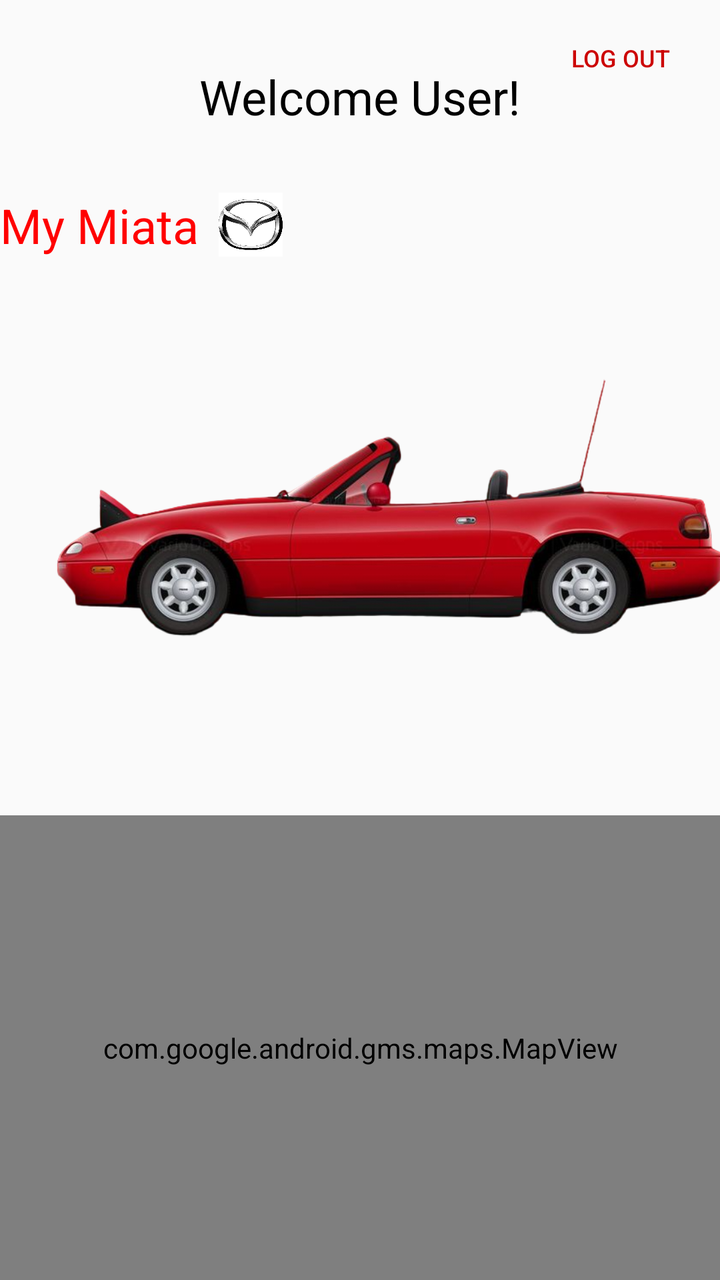
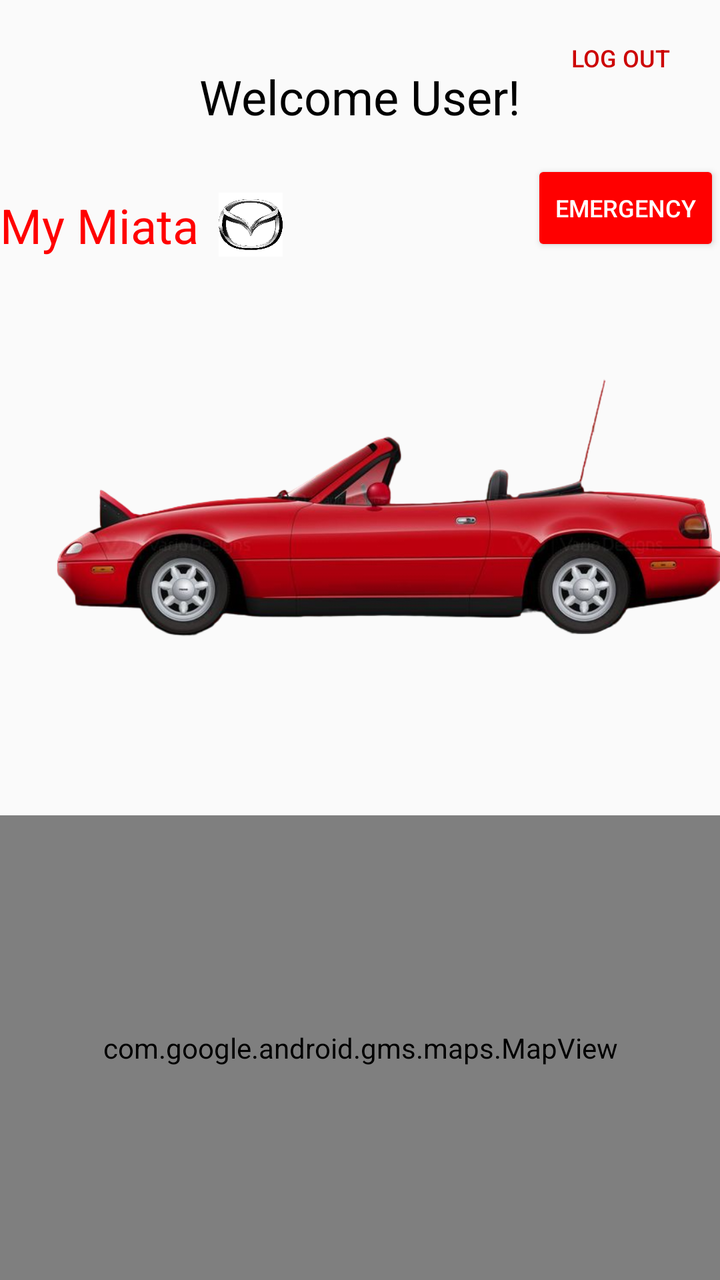

Compare the two renders of this Android layout. The source of the first and the diff that turns it into the second are given below.
<!-- AndroidManifest.xml: activity theme Theme.AppCompat.Light.NoActionBar -->
<!-- res/layout/activity_main.xml -->
<?xml version="1.0" encoding="utf-8"?>
<androidx.constraintlayout.widget.ConstraintLayout xmlns:android="http://schemas.android.com/apk/res/android"
    xmlns:app="http://schemas.android.com/apk/res-auto"
    xmlns:tools="http://schemas.android.com/tools"
    android:layout_width="match_parent"
    android:layout_height="match_parent"
    tools:context=".MainActivity">

    
    <TextView
        android:id="@+id/welcomeTextView"
        android:textColor="@android:color/black"
        android:layout_width="wrap_content"
        android:layout_height="wrap_content"
        android:text="@string/welcome_user"
        app:layout_constraintTop_toTopOf="parent"
        app:layout_constraintStart_toStartOf="parent"
        app:layout_constraintEnd_toEndOf="parent"
        android:textSize="24sp"
        android:layout_marginTop="32dp"/>

    

    <TextView
        android:id="@+id/carModelTextView"
        android:layout_width="wrap_content"
        android:layout_height="wrap_content"
        android:layout_marginTop="32dp"
        android:layout_marginEnd="312dp"
        android:text="@string/my_miata"
        android:textColor="#FF0000"
        android:textSize="24sp"
        app:layout_constraintEnd_toEndOf="parent"
        app:layout_constraintHorizontal_bias="0.0"
        app:layout_constraintStart_toStartOf="parent"
        app:layout_constraintTop_toBottomOf="@id/welcomeTextView"
        tools:ignore="VisualLintOverlap" />

    <ImageView
        android:id="@+id/carLogoImageView"
        android:layout_width="52dp"
        android:layout_height="32dp"
        android:layout_marginTop="32dp"
        android:contentDescription="@string/car_image_description"
        android:src="@drawable/mazda_logo"
        app:layout_constraintBottom_toTopOf="@+id/carImageView"
        app:layout_constraintEnd_toEndOf="parent"
        app:layout_constraintHorizontal_bias="0.0"
        app:layout_constraintStart_toEndOf="@+id/carModelTextView"
        app:layout_constraintTop_toBottomOf="@+id/welcomeTextView"
        app:layout_constraintVertical_bias="0.0"
        tools:ignore="VisualLintBounds" />

    <ImageView
        android:id="@+id/carImageView"
        android:layout_width="411dp"
        android:layout_height="259dp"
        android:layout_marginTop="4dp"
        android:contentDescription="@string/car_side_view_description"
        android:src="@drawable/miata_side_view"
        app:layout_constraintBottom_toBottomOf="parent"
        app:layout_constraintEnd_toEndOf="parent"
        app:layout_constraintHorizontal_bias="0.0"
        app:layout_constraintStart_toStartOf="parent"
        app:layout_constraintTop_toBottomOf="@+id/carModelTextView"
        app:layout_constraintVertical_bias="0.0"
        tools:ignore="VisualLintBounds" />

    <com.google.android.gms.maps.MapView
        android:id="@+id/mapView"
        android:layout_width="0dp"
        android:layout_height="0dp"
        android:layout_marginTop="16dp"
        app:layout_constraintBottom_toBottomOf="parent"
        app:layout_constraintEnd_toEndOf="parent"
        app:layout_constraintStart_toStartOf="parent"
        app:layout_constraintTop_toBottomOf="@id/carImageView" />

    

    <Button
        android:id="@+id/button"
        android:layout_width="108dp"
        android:layout_height="55dp"
        android:layout_marginTop="188dp"
        android:background="@android:color/transparent"
        android:visibility="visible"
        app:layout_constraintEnd_toEndOf="parent"
        app:layout_constraintHorizontal_bias="0.462"
        app:layout_constraintStart_toStartOf="parent"
        app:layout_constraintTop_toBottomOf="@+id/welcomeTextView"
        tools:ignore="SpeakableTextPresentCheck"
        tools:visibility="visible" />

    <LinearLayout
        android:id="@+id/bubbleMenu"
        android:layout_width="160dp"
        android:layout_height="50dp"
        android:layout_marginTop="20dp"
        android:background="@drawable/bubble_background"
        android:orientation="vertical"
        android:visibility="gone"
        app:layout_constraintEnd_toEndOf="@id/button"
        app:layout_constraintStart_toStartOf="@id/button"
        app:layout_constraintTop_toBottomOf="@id/button"
        tools:ignore="TextSizeCheck"
        tools:visibility="visible">

        <FrameLayout
            android:layout_width="wrap_content"
            android:layout_height="wrap_content"
            tools:ignore="UselessParent">
            
            <ImageView
                android:id="@+id/bubbleImage"
                android:layout_width="150dp"
                android:layout_height="40dp"
                android:layout_marginStart="5dp"
                android:layout_marginTop="4dp"
                android:contentDescription="@string/plaque_vide"
                android:gravity="center"
                android:src="@drawable/plaque_francaise_vide" />

            
            <TextView
                android:id="@+id/licensePlateTextView"
                android:layout_width="wrap_content"
                android:layout_height="wrap_content"
                android:layout_gravity="center"
                android:layout_marginStart="3dp"
                android:layout_marginTop="1dp"
                android:background="#00000000"
                android:gravity="center"
                android:padding="8dp"
                android:text="@string/license_plate"
                android:textColor="@android:color/black"
                android:textSize="20sp"
                tools:ignore="VisualLintBounds" />

        </FrameLayout>

    </LinearLayout>

    <Button
        android:id="@+id/irRemoteButton"
        android:layout_width="47dp"
        android:layout_height="50dp"
        android:layout_marginTop="100dp"
        android:background="@android:color/transparent"
        app:layout_constraintEnd_toEndOf="parent"
        app:layout_constraintHorizontal_bias="0.076"
        app:layout_constraintStart_toStartOf="parent"
        app:layout_constraintTop_toTopOf="@+id/carImageView"
        tools:ignore="HardcodedText,SpeakableTextPresentCheck,TextSizeCheck,TouchTargetSizeCheck" />

    <Button
        android:id="@+id/logoutButton"
        android:layout_width="95dp"
        android:layout_height="54dp"
        android:background="?attr/selectableItemBackgroundBorderless"
        android:contentDescription="@string/logout"
        android:text="@string/logout"
        android:textColor="@android:color/holo_red_dark"
        android:textSize="12sp"
        app:layout_constraintBottom_toTopOf="@+id/carImageView"
        app:layout_constraintEnd_toEndOf="parent"
        app:layout_constraintHorizontal_bias="0.483"
        app:layout_constraintStart_toEndOf="@+id/welcomeTextView"
        app:layout_constraintTop_toTopOf="parent"
        app:layout_constraintVertical_bias="0.025" />
</androidx.constraintlayout.widget.ConstraintLayout>
<!-- resources referenced by this layout -->
<resources>
  <!-- drawable bubble_background (drawable) -->
  <?xml version="1.0" encoding="utf-8"?>
  <shape xmlns:android="http://schemas.android.com/apk/res/android">
      <solid android:color="#A9A9A9"/> 
      <corners android:radius="8dp"/> 
      <size
          android:width="160dp"
          android:height="50dp"/>
  </shape>
  <!-- drawable mazda_logo: png bitmap (drawable, 153606 bytes) -->
  <!-- drawable miata_side_view: png bitmap (drawable, 184076 bytes) -->
  <!-- drawable plaque_francaise_vide: jpg bitmap (drawable, 15105 bytes) -->
  <string name="car_image_description">Car Logo</string>
  <string name="car_side_view_description">Car Side View</string>
  <string name="license_plate">License Plate:</string>
  <string name="logout">Log out</string>
  <string name="my_miata">My Miata</string>
  <string name="plaque_vide">plaque_vide</string>
  <string name="welcome_user">Welcome User!</string>
</resources>

<!-- the commit's change to res/layout/activity_main.xml (unified diff, before → after) -->
@@ -9,15 +9,15 @@
     
     <TextView
         android:id="@+id/welcomeTextView"
-        android:textColor="@android:color/black"
         android:layout_width="wrap_content"
         android:layout_height="wrap_content"
+        android:layout_marginTop="32dp"
         android:text="@string/welcome_user"
-        app:layout_constraintTop_toTopOf="parent"
+        android:textColor="@android:color/black"
+        android:textSize="24sp"
+        app:layout_constraintEnd_toEndOf="parent"
         app:layout_constraintStart_toStartOf="parent"
-        app:layout_constraintEnd_toEndOf="parent"
-        android:textSize="24sp"
-        android:layout_marginTop="32dp"/>
+        app:layout_constraintTop_toTopOf="parent" />
 
     
 
@@ -168,4 +168,16 @@
         app:layout_constraintStart_toEndOf="@+id/welcomeTextView"
         app:layout_constraintTop_toTopOf="parent"
         app:layout_constraintVertical_bias="0.025" />
+
+    <Button
+        android:id="@+id/button_dial"
+        android:layout_width="wrap_content"
+        android:layout_height="wrap_content"
+        android:layout_marginTop="80dp"
+        android:backgroundTint="#FF0000"
+        android:text="@string/emergency"
+        android:textColor="#FFFF"
+        android:textSize="12sp"
+        app:layout_constraintEnd_toEndOf="parent"
+        app:layout_constraintTop_toTopOf="parent" />
 </androidx.constraintlayout.widget.ConstraintLayout>
<!-- resource entries referenced after the edit -->
@@ -14,6 +14,7 @@
   <!-- drawable plaque_francaise_vide: jpg bitmap (drawable, 15105 bytes) -->
   <string name="car_image_description">Car Logo</string>
   <string name="car_side_view_description">Car Side View</string>
+  <string name="emergency">Emergency</string>
   <string name="license_plate">License Plate:</string>
   <string name="logout">Log out</string>
   <string name="my_miata">My Miata</string>
